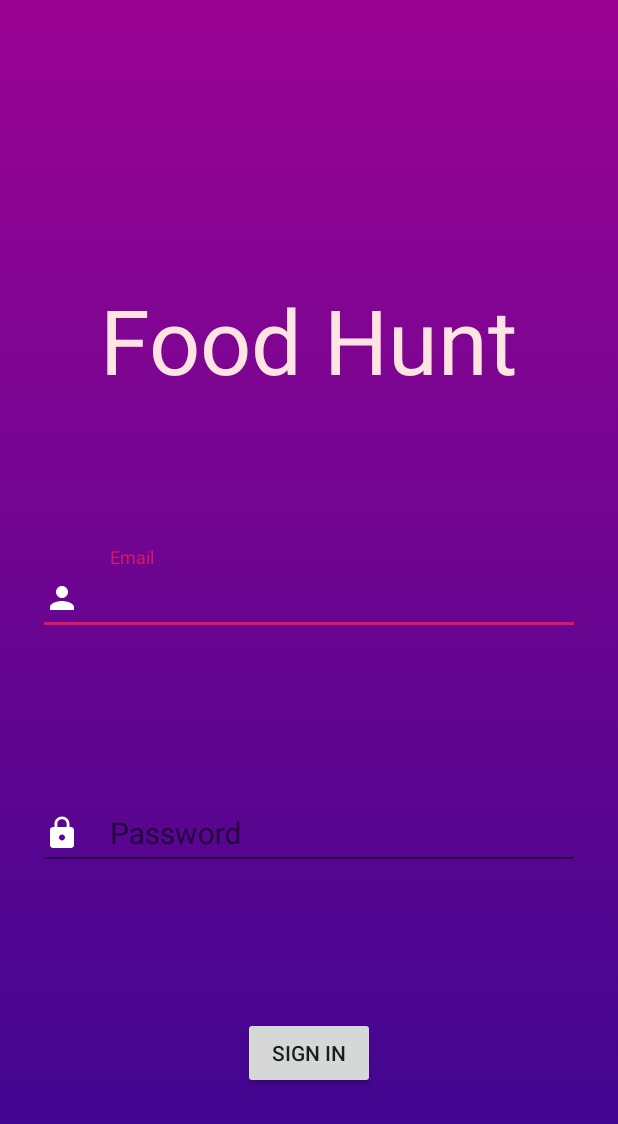
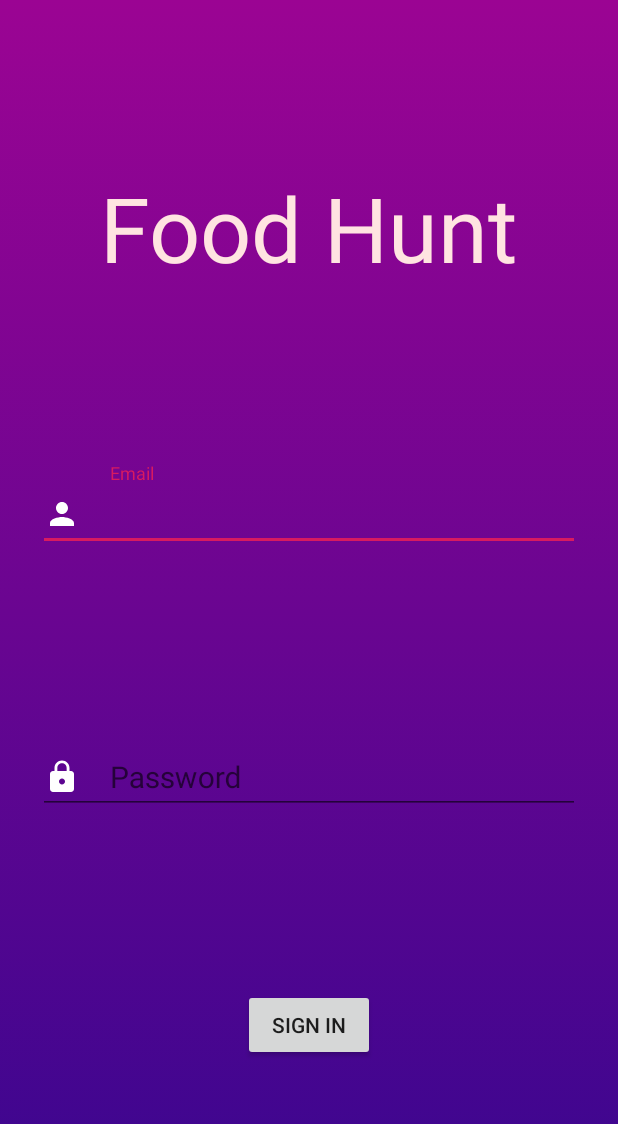
Before and after one commit to YAAMSS/FoodHunt, an Android app: the screen it shows after launch (LoginActivity), on a phone screen of 412 x 824 dp. Shown: the top 1124 px of the screen. Run offline under Robolectric (Android 15) with nearby library versions, the phone set to English and light mode, and no system bars.

Commit message:
Change vertical bias of Title

```diff
--- a/app/src/main/res/layout/activity_main.xml
+++ b/app/src/main/res/layout/activity_main.xml
@@ -18,7 +18,7 @@
         app:layout_constraintEnd_toEndOf="parent"
         app:layout_constraintStart_toStartOf="parent"
         app:layout_constraintTop_toTopOf="parent"
-        app:layout_constraintVertical_bias="0.25" />
+        app:layout_constraintVertical_bias="0.15" />
 
 
     <com.google.android.material.textfield.TextInputLayout
@@ -28,6 +28,7 @@
         android:layout_marginStart="25dp"
         android:layout_marginEnd="25dp"
         android:hint="@string/email"
+        app:layout_constraintVertical_bias=".25"
         app:layout_constraintBottom_toTopOf="@id/textLayoutPassword"
         app:layout_constraintEnd_toEndOf="parent"
         app:layout_constraintStart_toStartOf="parent"
```
